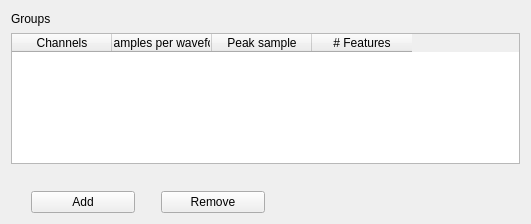
This is ndmanager/src/spikelayout.ui in neurosuite/ndmanager-plugins as Qt 5 draws it before an edit. The edited form follows.
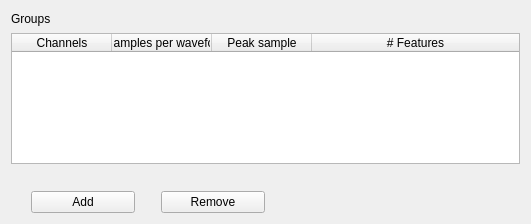
This is the edited form.

Patch:
```diff
--- a/ndmanager/src/spikelayout.ui
+++ b/ndmanager/src/spikelayout.ui
@@ -48,6 +48,9 @@
        <property name="columnCount">
         <number>4</number>
        </property>
+       <attribute name="horizontalHeaderStretchLastSection">
+        <bool>true</bool>
+       </attribute>
        <column>
         <property name="text">
          <string>Channels</string>
```
